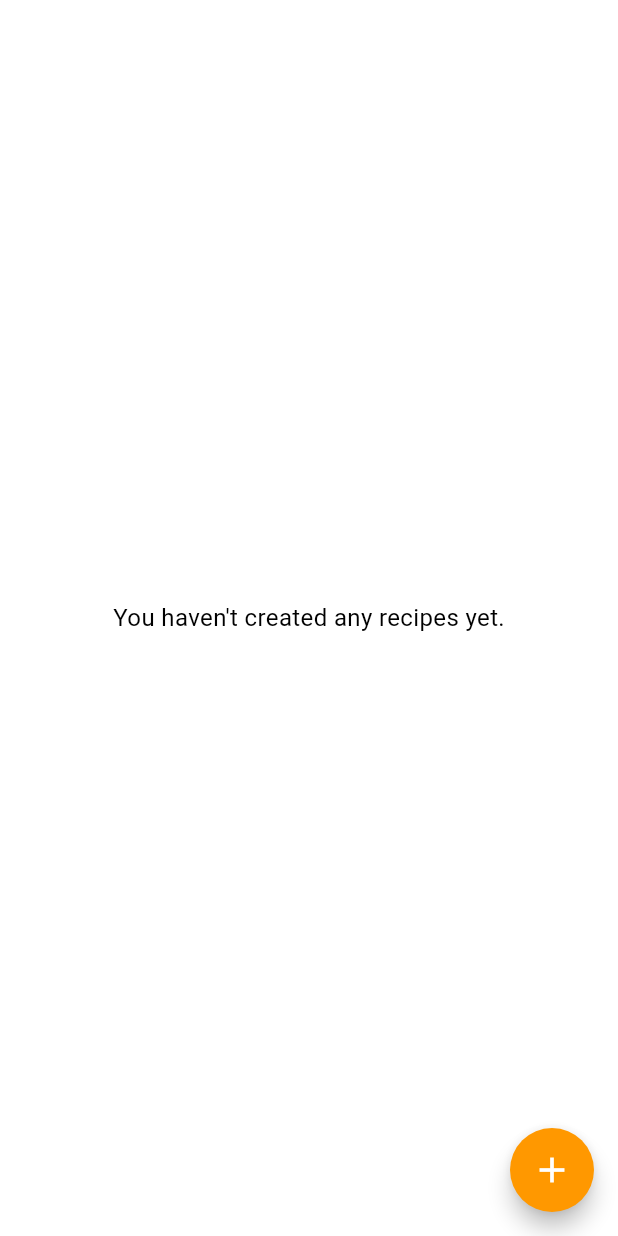
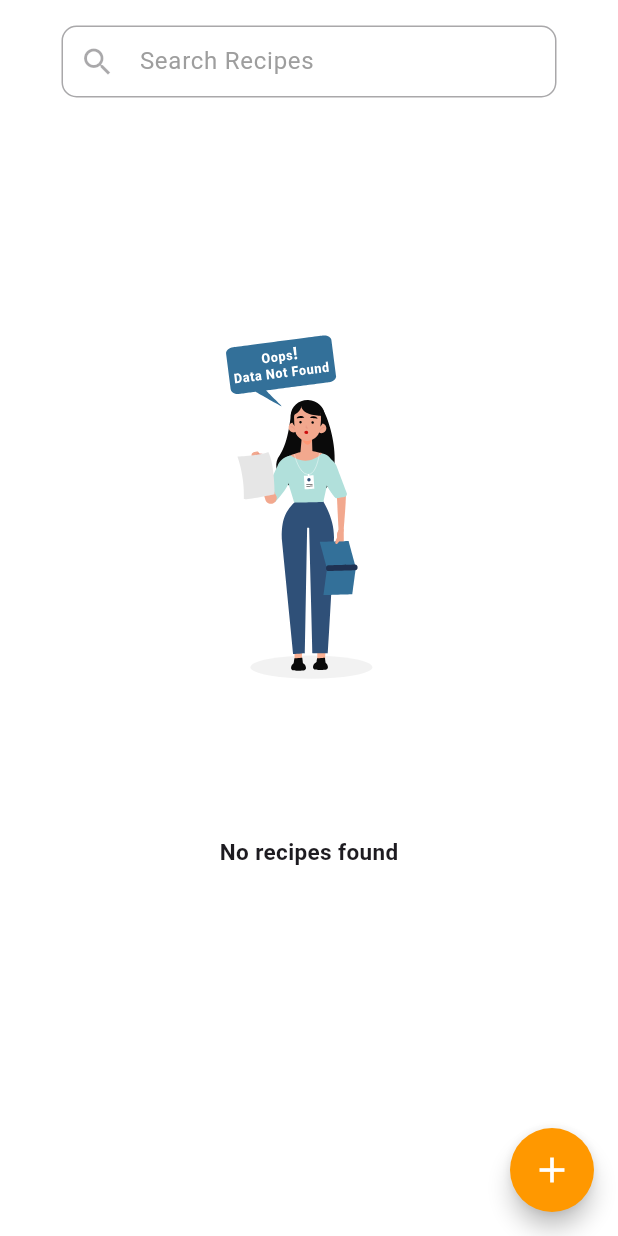
Before and after one commit to rockypabalate/food_ai_thesis, a Flutter app: the MyRecipesTab screen opened directly, on a phone screen of 412 x 824 dp. Run offline on Flutter 3.47's test engine with Material 3 defaults, Android fonts, the light colour scheme and no system bars; our stand-ins replace dio, google_fonts, image_picker, lottie, shared_preferences, shimmer and 4 more; missing offline and left inert: tflite_flutter; accounts and stored records are empty; network calls fail; project files that could hold a hidden picture were left out.

Commit message:
new implementation

```diff
--- a/lib/models/user/user_auth.dart
+++ b/lib/models/user/user_auth.dart
@@ -3,16 +3,12 @@ class User {
   final String? password;
   final String? username;
   final String? profileImage;
-  final String? address;
-  final String? role;
 
   User({
     required this.email,
     this.password,
     this.username,
     this.profileImage,
-    this.address,
-    this.role,
   });
 
   factory User.fromJson(Map<String, dynamic> json) => User(
@@ -20,8 +16,6 @@ class User {
         password: json['password'],
         username: json['username'],
         profileImage: json['profile_image'],
-        address: json['address'],
-        role: json['role'],
       );
 
   Map<String, dynamic> toJson() => {
@@ -29,8 +23,6 @@ class User {
         'password': password,
         'username': username,
         'profile_image': profileImage,
-        'address': address,
-        'role': role,
       };
 
   User copyWith({
@@ -38,19 +30,12 @@ class User {
     String? password,
     String? username,
     String? profileImage,
-    String? bio,
-    String? favoriteRecipe,
-    String? dietaryPreference,
-    String? address,
-    String? role,
   }) {
     return User(
       email: email ?? this.email,
       password: password ?? this.password,
       username: username ?? this.username,
       profileImage: profileImage ?? this.profileImage,
-      address: address ?? this.address,
-      role: role ?? this.role,
     );
   }
 }
--- a/lib/ui/views/dashboard_recipes/dashboard_recipes_viewmodel.dart
+++ b/lib/ui/views/dashboard_recipes/dashboard_recipes_viewmodel.dart
@@ -1,6 +1,7 @@
 import 'package:dio/dio.dart';
 import 'package:flutter/material.dart';
 import 'package:food_ai_thesis/app/app.locator.dart';
+import 'package:food_ai_thesis/app/app.router.dart';
 import 'package:food_ai_thesis/app/app_base_viewmodel.dart';
 import 'package:food_ai_thesis/models/list_recipes/list_recipes.dart';
 import 'package:food_ai_thesis/services/api/api_services/api_service_service.dart';
@@ -161,4 +162,8 @@ class DashboardRecipesViewModel extends AppBaseViewModel {
       notifyListeners();
     }
   }
+
+   void navigateToProfile() {
+    _navigationService.navigateTo(Routes.userDashboardView);
+  }
 }
--- a/lib/ui/views/user_dashboard/widgets_bookmark_tab.dart
+++ b/lib/ui/views/user_dashboard/widgets_bookmark_tab.dart
@@ -117,7 +117,9 @@ class _BookmarkedRecipesTabState extends State<BookmarkedRecipesTab> {
                                     ),
                                     const SizedBox(height: 8),
                                     ElevatedButton(
-                                      onPressed: () {},
+                                      onPressed: () {
+                                        viewModel.navigateToSearchRecipes();
+                                      },
                                       style: ElevatedButton.styleFrom(
                                         foregroundColor: Colors.white,
                                         backgroundColor: Colors.green,
--- a/lib/ui/views/user_dashboard/widgets_my_recipes_tab.dart
+++ b/lib/ui/views/user_dashboard/widgets_my_recipes_tab.dart
@@ -3,6 +3,7 @@ import 'package:flutter/material.dart';
 import 'package:food_ai_thesis/ui/views/create_recipe/create_recipe_view.dart';
 import 'package:food_ai_thesis/ui/views/single_view_page_recipe/single_view_page_recipe_view.dart';
 import 'package:food_ai_thesis/utils/shimmer_loading_widget.dart';
+import 'package:lottie/lottie.dart';
 import 'package:stacked/stacked.dart';
 import 'package:food_ai_thesis/ui/views/user_dashboard/user_dashboard_viewmodel.dart';
 import 'package:google_fonts/google_fonts.dart';
@@ -25,20 +26,84 @@ class MyRecipesTab extends StatelessWidget {
       builder: (context, viewModel, child) {
         return Scaffold(
           backgroundColor: Colors.white,
-          body: viewModel.isBusy
+          body: Column(
+            children: [
+              Padding(
+                padding: const EdgeInsets.only(top: 17.0),
+                child: Center(
+                  child: SizedBox(
+                    width: 330, // Adjust the width as needed
+                    child: TextFormField(
+                      onChanged: (query) => viewModel.userfilterRecipes(query),
+                      enabled: viewModel
+                          .allUserRecipes.isNotEmpty, // Use the original list
+                      decoration: InputDecoration(
+                        labelText: 'Search Recipes',
+                        labelStyle: TextStyle(
+                          color: viewModel.allUserRecipes.isNotEmpty
+                              ? Colors.black
+                              : Colors.grey,
+                        ),
+                        hintStyle: const TextStyle(color: Colors.black),
+                        prefixIcon: const Icon(Icons.search),
+                        border: OutlineInputBorder(
+                          borderRadius: BorderRadius.circular(10.0),
+                          borderSide: const BorderSide(
+                            color: Color.fromARGB(255, 0, 0, 0),
+                            width: 1.0,
+                          ),
+                        ),
+                        focusedBorder: OutlineInputBorder(
+                          borderRadius: BorderRadius.circular(10.0),
+                          borderSide: const BorderSide(
+                            color: Color.fromARGB(255, 0, 0, 0),
+                            width: 1.0,
+                          ),
+                        ),
+                        filled: true,
+                        fillColor: Colors.white,
+                        contentPadding: const EdgeInsets.symmetric(
+                            vertical: 10.0, horizontal: 15.0),
+                      ),
+                      style: const TextStyle(color: Colors.black),
+                    ),
+                  ),
+                ),
+              ),
+              Expanded(
+                child: viewModel.isBusy
                     ? const Center(child: ShimmerLoadingWidget())
                     : viewModel.userRecipes.isEmpty
-                  ? const Center(
-                      child: Text(
-                        "You haven't created any recipes yet.",
-                        style: TextStyle(fontSize: 16, color: Colors.black),
+                        ? Column(
+                            children: [
+                              Expanded(
+                                flex: 2,
+                                child: Center(
+                                  child: SizedBox(
+                                    height: 320,
+                                    child: Lottie.asset(
+                                      'lib/assets/not_found.json',
+                                      fit: BoxFit.cover,
                                     ),
+                                  ),
+                                ),
+                              ),
+                              const Text(
+                                "No recipes found",
+                                style: TextStyle(
+                                  fontSize: 15,
+                                  fontWeight: FontWeight.bold,
+                                ),
+                              ),
+                              const Spacer(flex: 1),
+                            ],
                           )
                         : GridView.builder(
                             padding: const EdgeInsets.symmetric(
                                 horizontal: 10.0, vertical: 10.0),
                             shrinkWrap: true,
-                      gridDelegate: SliverGridDelegateWithFixedCrossAxisCount(
+                            gridDelegate:
+                                SliverGridDelegateWithFixedCrossAxisCount(
                               crossAxisCount: getCrossAxisCount(context),
                               crossAxisSpacing: screenWidth * 0.01,
                               mainAxisSpacing: screenWidth * 0.01,
@@ -53,8 +118,10 @@ class MyRecipesTab extends StatelessWidget {
                                   Navigator.push(
                                     context,
                                     MaterialPageRoute(
-                                builder: (context) => SingleViewPageRecipeView(
-                                    recipeId: recipe.recipeId.toString()),
+                                      builder: (context) =>
+                                          SingleViewPageRecipeView(
+                                              recipeId:
+                                                  recipe.recipeId.toString()),
                                     ),
                                   );
                                 },
@@ -79,8 +146,8 @@ class MyRecipesTab extends StatelessWidget {
                                                 width: double.infinity,
                                                 height: double.infinity,
                                                 fit: BoxFit.cover,
-                                          errorBuilder:
-                                              (context, error, stackTrace) {
+                                                errorBuilder: (context, error,
+                                                    stackTrace) {
                                                   return noImageWidget();
                                                 },
                                               )
@@ -93,16 +160,19 @@ class MyRecipesTab extends StatelessWidget {
                                         left: 0,
                                         right: 0,
                                         child: ClipRRect(
-                                    borderRadius: const BorderRadius.vertical(
+                                          borderRadius:
+                                              const BorderRadius.vertical(
                                             bottom: Radius.circular(16),
                                           ),
                                           child: BackdropFilter(
                                             filter: ImageFilter.blur(
                                                 sigmaX: 7, sigmaY: 7),
                                             child: Container(
-                                        padding: const EdgeInsets.all(8.0),
+                                              padding:
+                                                  const EdgeInsets.all(8.0),
                                               decoration: BoxDecoration(
-                                          color: Colors.black.withOpacity(0.2),
+                                                color: Colors.black
+                                                    .withOpacity(0.2),
                                               ),
                                               child: Column(
                                                 crossAxisAlignment:
@@ -111,10 +181,12 @@ class MyRecipesTab extends StatelessWidget {
                                                   Text(
                                                     recipe.foodName,
                                                     maxLines: 1,
-                                              overflow: TextOverflow.ellipsis,
+                                                    overflow:
+                                                        TextOverflow.ellipsis,
                                                     style: GoogleFonts.poppins(
                                                       fontSize: 14,
-                                                fontWeight: FontWeight.bold,
+                                                      fontWeight:
+                                                          FontWeight.bold,
                                                       color: Colors.orange,
                                                       shadows: const [
                                                         Shadow(
@@ -138,9 +210,10 @@ class MyRecipesTab extends StatelessWidget {
                                                         child: Text(
                                                           '${recipe.totalCookTime} · ${recipe.difficulty}',
                                                           maxLines: 1,
-                                                    overflow:
-                                                        TextOverflow.ellipsis,
-                                                    style: GoogleFonts.poppins(
+                                                          overflow: TextOverflow
+                                                              .ellipsis,
+                                                          style: GoogleFonts
+                                                              .poppins(
                                                             fontSize: 10,
                                                             color: Colors.white,
                                                           ),
@@ -159,6 +232,9 @@ class MyRecipesTab extends StatelessWidget {
                                 ),
                               );
                             },
+                          ),
+              ),
+            ],
           ),
           floatingActionButton: FloatingActionButton(
             onPressed: () {
```
Also changed, not shown: lib/services/api/auth/auth_service_impl.dart (+5 -6 lines), lib/ui/views/dashboard_recipes/widget_dashboard_header.dart (+16 -19 lines), lib/ui/views/edit_profile/edit_profile_view.dart (+59 -57 lines), lib/ui/views/edit_profile/edit_profile_viewmodel.dart (+4 -11 lines), lib/ui/views/mainpage/mainpage_view.dart (+10 -10 lines), lib/ui/views/user_dashboard/user_dashboard_viewmodel.dart (+36 -1 lines), lib/ui/views/user_dashboard/widgets_profile_header.dart (+18 -12 lines). Lines whose indentation alone changed are shown as unchanged.
